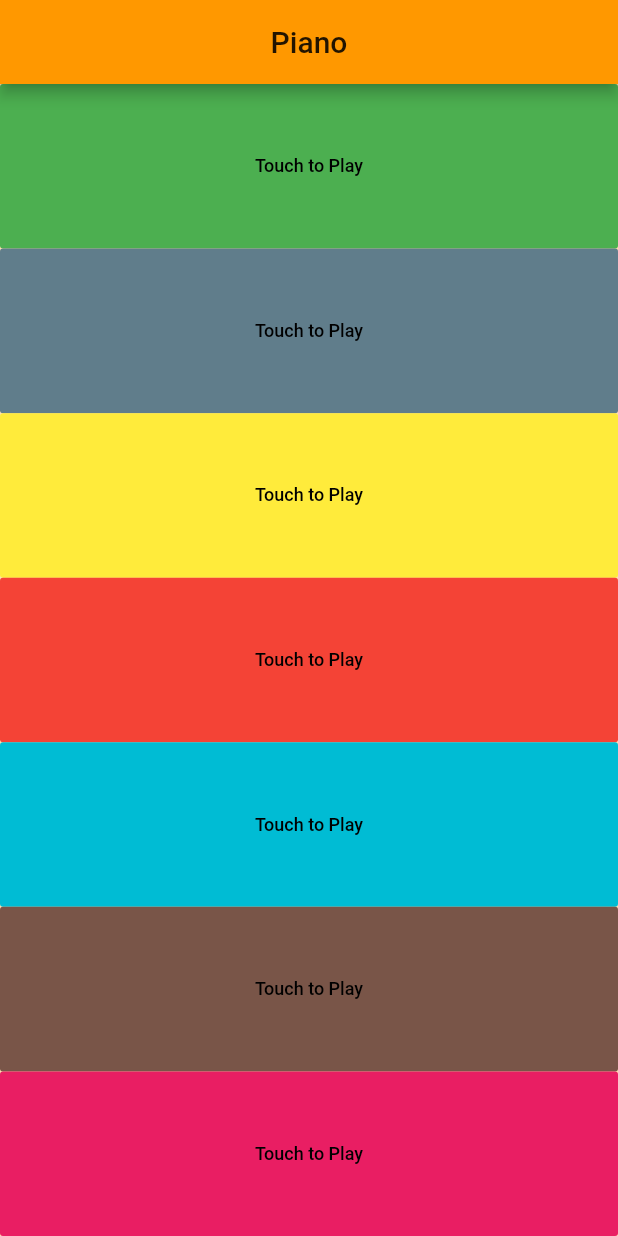
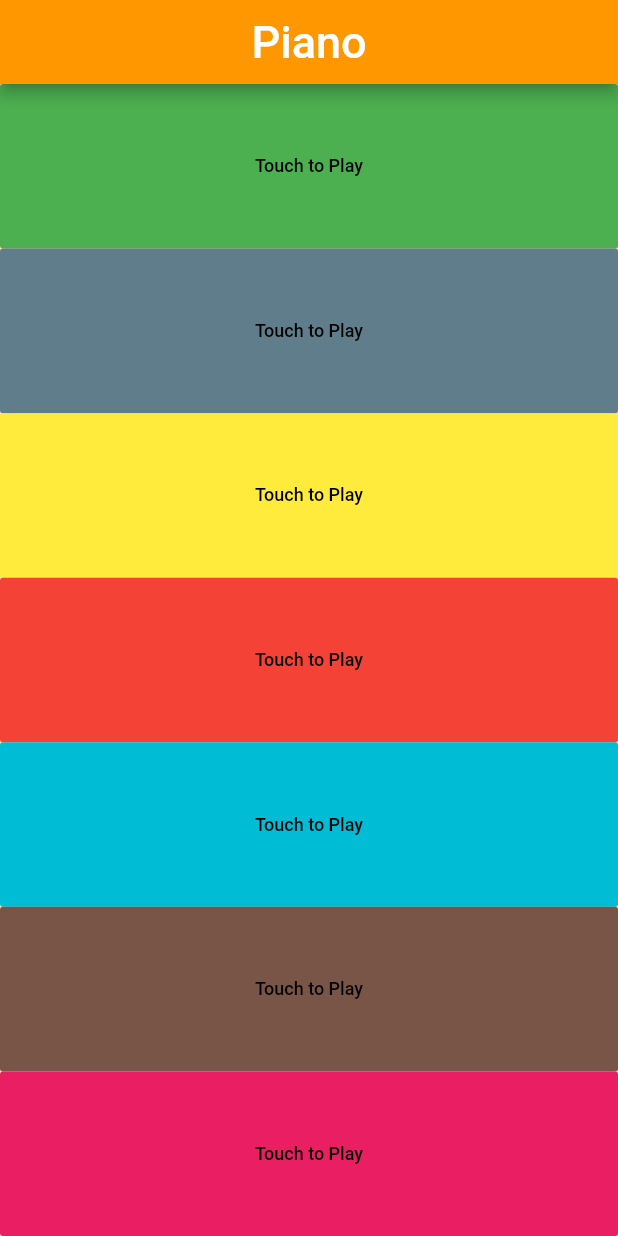
Before and after one commit to johnnylyimo/Flutter_Piano, a Flutter app: the screen it shows after launch, on a phone screen of 412 x 824 dp. Run offline on Flutter 3.47's test engine with Material 2 defaults, Android fonts, the phone set to English and light mode, and no system bars; our stand-ins replace audioplayers.

Commit message:
Defined TextStyle of the title Text widget

```diff
--- a/lib/screens/piano_playground.dart
+++ b/lib/screens/piano_playground.dart
@@ -1,6 +1,6 @@
+import 'package:audioplayers/audio_cache.dart';
 import 'package:flutter/cupertino.dart';
 import 'package:flutter/material.dart';
-import 'package:audioplayers/audio_cache.dart';
 
 class PianoPlayGround extends StatelessWidget {
   void playSound(int num) {
@@ -32,7 +32,10 @@ class PianoPlayGround extends StatelessWidget {
     return Scaffold(
       appBar: AppBar(
         title: Center(
-          child: Text('Piano'),
+          child: Text(
+            'Piano',
+            style: Theme.of(context).textTheme.title,
+          ),
         ),
       ),
       body: SafeArea(
```
